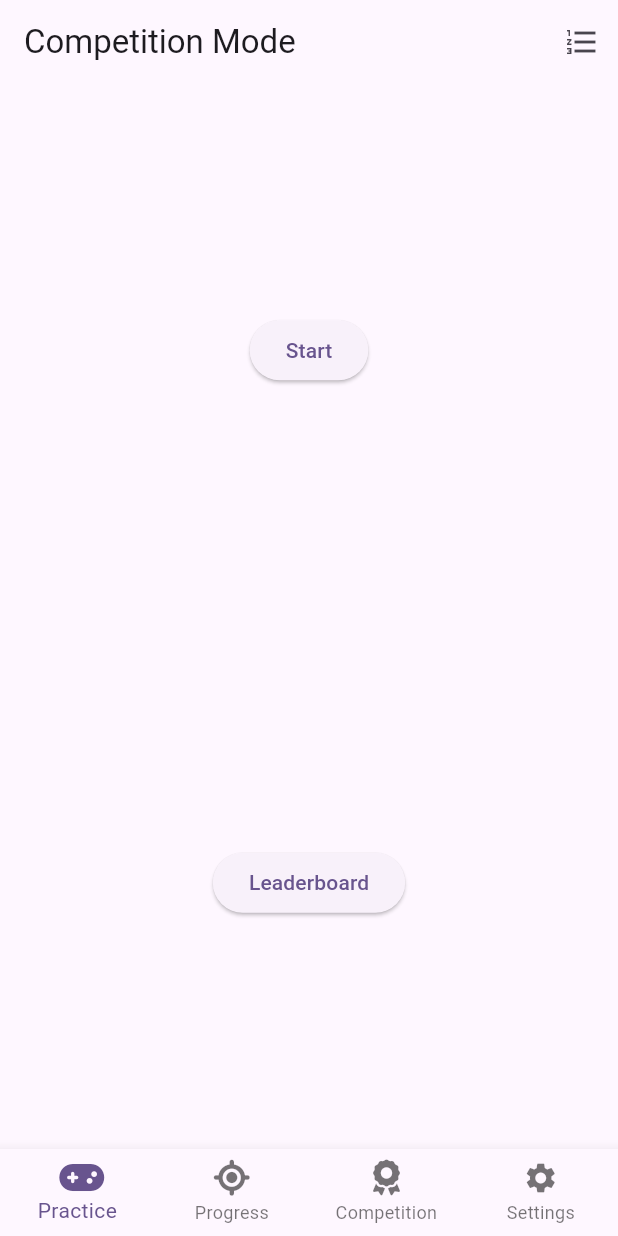
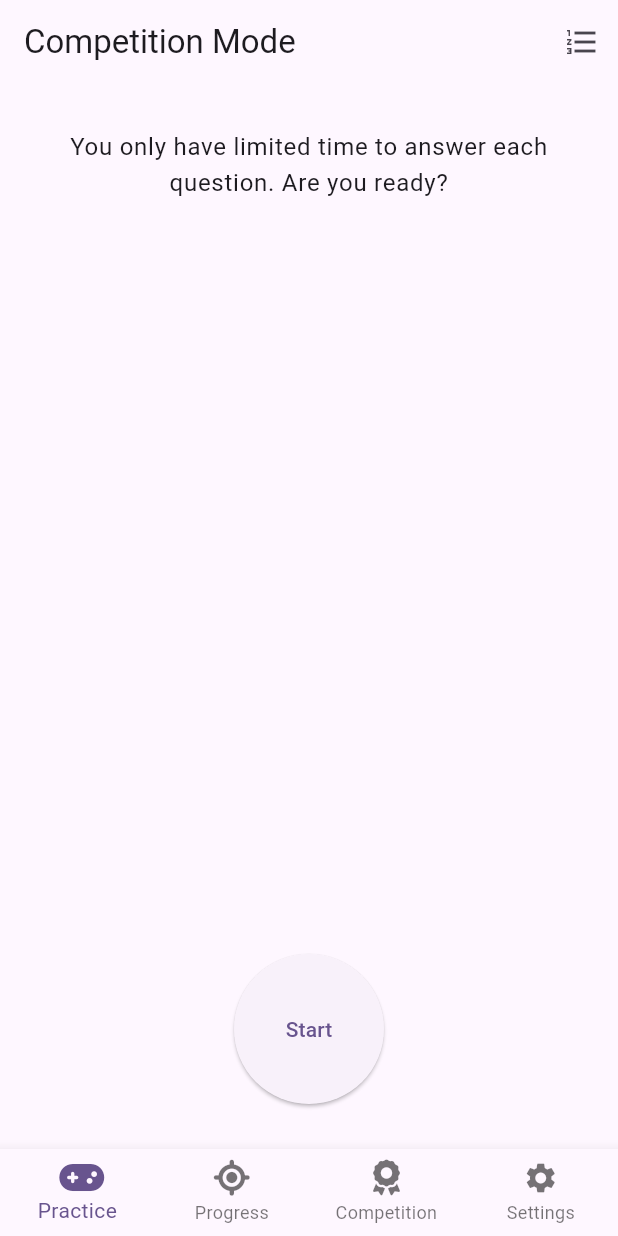
Before and after one commit to dmholtz/logic_app, a Flutter app: the CompetitionScreen screen opened by its route, on a phone screen of 412 x 824 dp. Run offline on Flutter 3.47's test engine with Material 2 defaults, Android fonts, the light colour scheme and no system bars; our stand-ins replace flutter_riverpod, fluttericon, go_router.

Commit message:
Clean competition screen

```diff
--- a/lib/screens/competition.dart
+++ b/lib/screens/competition.dart
@@ -19,23 +19,36 @@
         ],
       ),
       body: Center(
+        child: Padding(
+          padding: const EdgeInsets.all(30),
           child: Column(
-          mainAxisAlignment: MainAxisAlignment.spaceAround,
+            mainAxisAlignment: MainAxisAlignment.spaceBetween,
             children: [
-            ElevatedButton(
+              Text(
+                "You only have limited time to answer each question. Are you ready?",
+                style: Theme.of(context).textTheme.bodyLarge,
+                textAlign: TextAlign.center,
+              ),
+              SizedBox(
+                height: 100,
+                width: 100,
+                child: ElevatedButton(
                   onPressed: () {
-                context
-                    .goNamed('quiz', queryParameters: {"mode": "competition"});
+                    context.goNamed('quiz',
+                        queryParameters: {"quiz_mode": "competition"});
                   },
+                  // create a circular elevated button:
+                  // Source: https://www.fluttercampus.com/guide/290/border-radius-circular-elevated-button/
+                  style: ElevatedButton.styleFrom(
+                    shape: RoundedRectangleBorder(
+                      borderRadius: BorderRadius.circular(50),
+                    ),
+                  ),
                   child: const Text("Start"),
                 ),
-            ElevatedButton(
-              onPressed: () {
-                context.push('/competition/leaderboard');
-              },
-              child: const Text("Leaderboard"),
               ),
             ],
+          ),
         ),
       ),
     );
```
Lines whose indentation alone changed are shown as unchanged.
